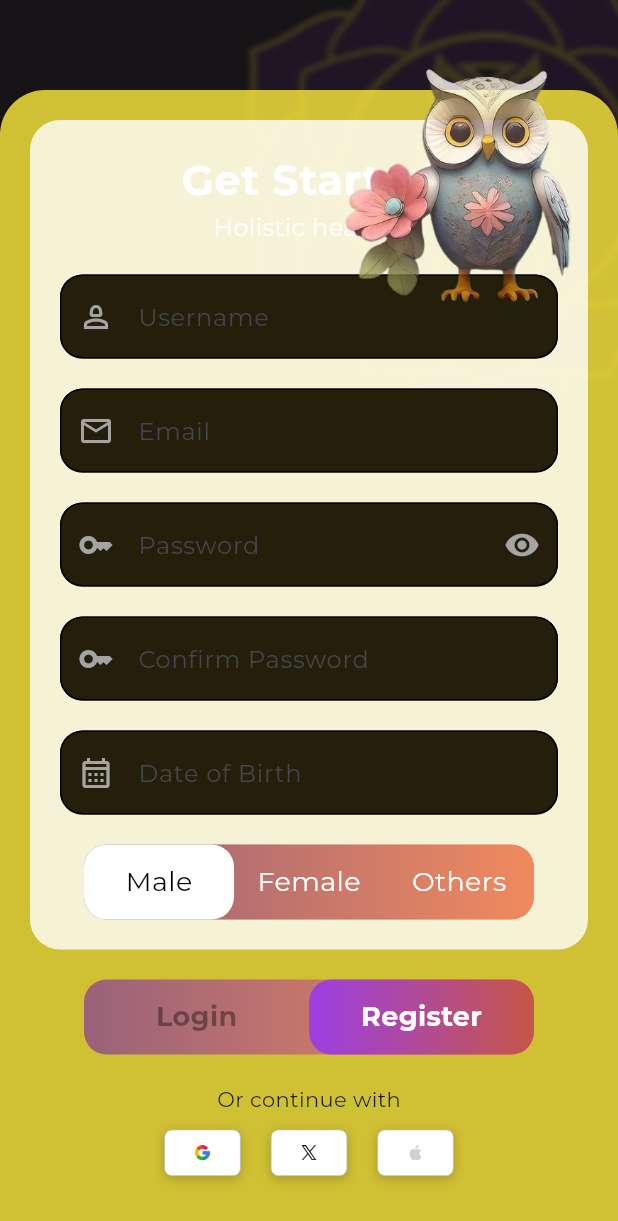
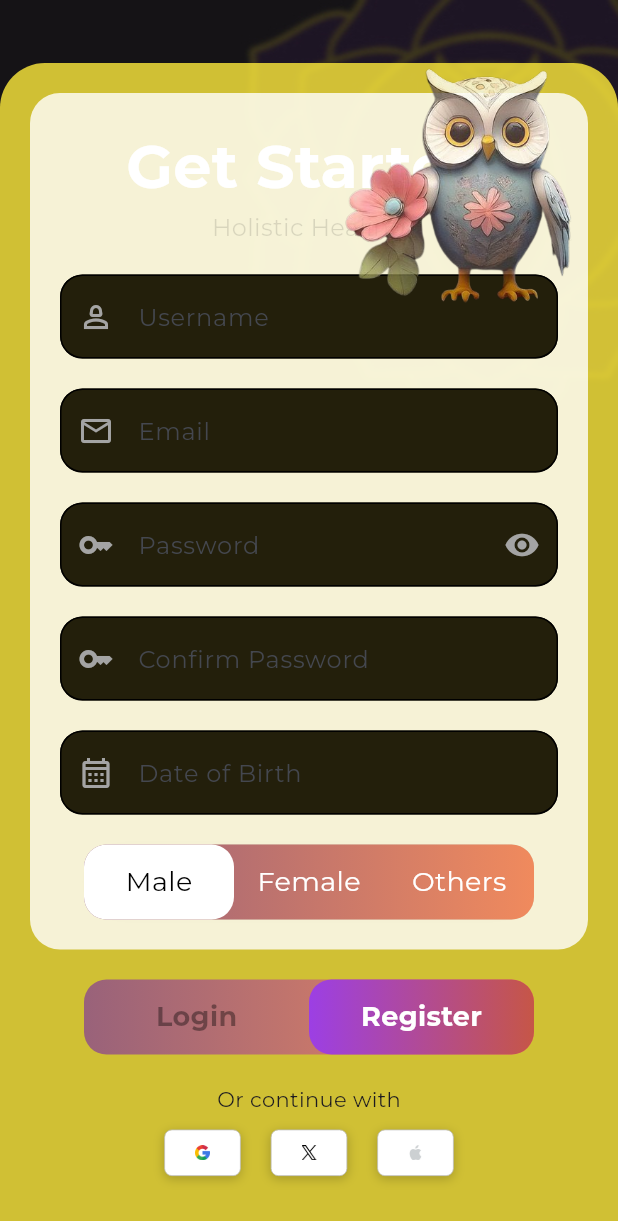
Before and after one commit to veerhegde/PsyGPT, a Flutter app: the AuthScreen screen opened by its route, after a tap on "Register", on a phone screen of 412 x 824 dp. Shown: the top 1221 px of the screen. Run offline on Flutter 3.47's test engine with Material 3 defaults, Android fonts, the phone set to English and light mode, and no system bars; our stand-ins replace flutter_secure_storage, flutter_svg, google_fonts, lottie, material_symbols_icons; missing offline and left inert: dotlottie_loader; accounts and stored records are empty; project files that could hold a hidden picture were left out.

Commit message:
[veer|ag] grammer issue

```diff
--- a/psy_fe/mindq_ui/lib/screens/userauth.dart
+++ b/psy_fe/mindq_ui/lib/screens/userauth.dart
@@ -172,17 +172,17 @@ class _LoginRegistrationScreenState extends State<AuthScreen> {
                 Text(
                   'Get Started',
                   style: TextStyle(
-                    fontSize: 28  ,
+                    fontSize: 40.33  ,
                     fontWeight: FontWeight.bold,
                     color: Colors.white,
                   ),
                 ),
 
                 Text(
-                  'Holistic healing',
+                  'Holistic Healing',
                   style: TextStyle(
                     fontSize: 16,
-                    color: Colors.white,
+                    color: Colors.black12,
                   ),
                 ),
               ],
```
Also changed, not shown: psy_fe/mindq_ui/lib/assets/tv.jpg (added).
